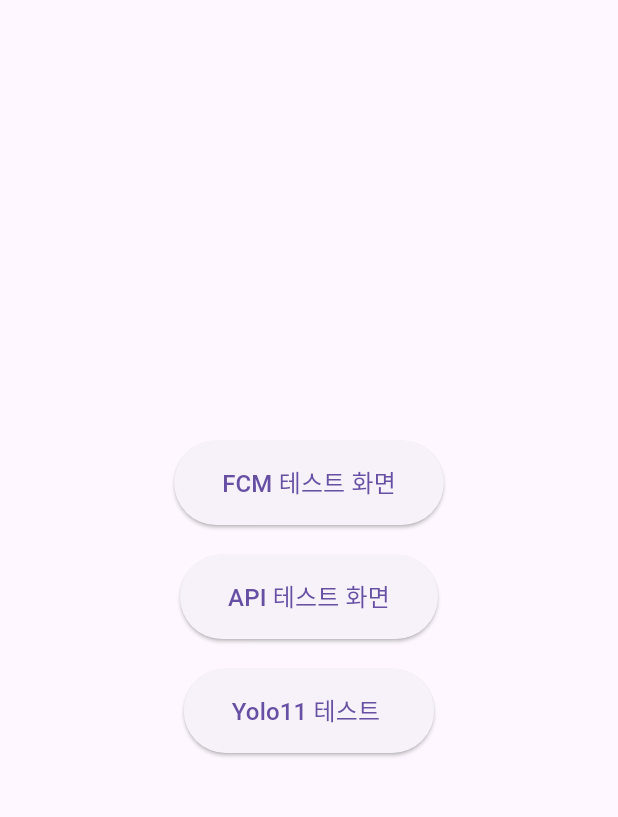
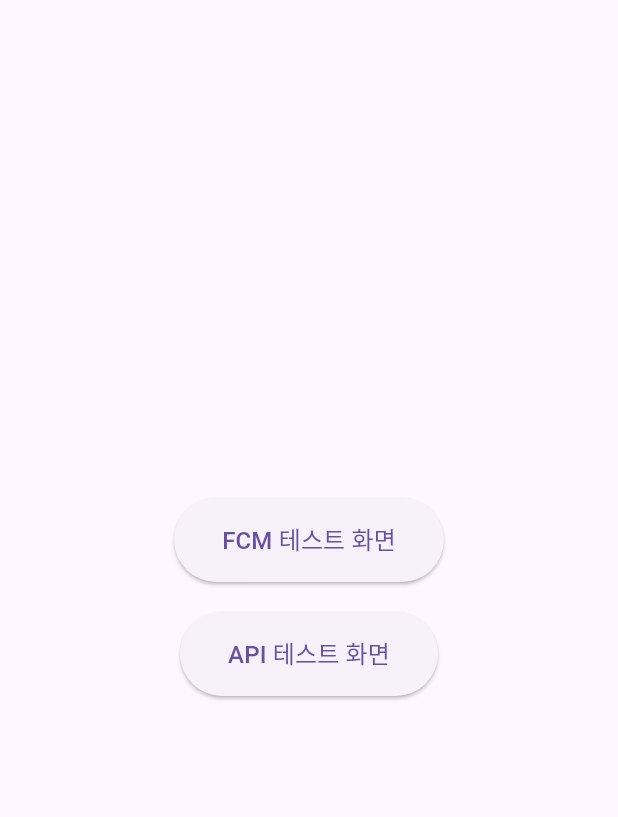
Before and after one commit to seong9566/fcm_test_app, a Flutter app: the screen it shows after launch, on a phone screen of 412 x 824 dp, the part 63-880 px from its top. Run offline on Flutter 3.47's test engine with Material 3 defaults, Android fonts, the phone set to English and light mode, and no system bars; our stand-ins replace firebase_core, firebase_messaging, flutter_local_notifications, flutter_riverpod; accounts and stored records are empty.

Commit message:
refactor: Yolo 테스트 화면 및 관련 버튼 제거

```diff
--- a/lib/main_screen.dart
+++ b/lib/main_screen.dart
@@ -1,4 +1,3 @@
-import 'package:fcm_example/yolo_screen.dart';
 import 'package:flutter/material.dart';
 import 'home_screen.dart';
 import 'custom_url_screen.dart';
@@ -47,22 +46,6 @@
               ),
               child: const Text('API 테스트 화면', style: TextStyle(fontSize: 16)),
             ),
-            const SizedBox(height: 20),
-            ElevatedButton(
-              onPressed: () {
-                Navigator.push(
-                  context,
-                  MaterialPageRoute(builder: (context) => const YoloScreen()),
-                );
-              },
-              style: ElevatedButton.styleFrom(
-                padding: const EdgeInsets.symmetric(
-                  horizontal: 32,
-                  vertical: 16,
-                ),
-              ),
-              child: const Text('Yolo11 테스트 ', style: TextStyle(fontSize: 16)),
-            ),
           ],
         ),
       ),
```
